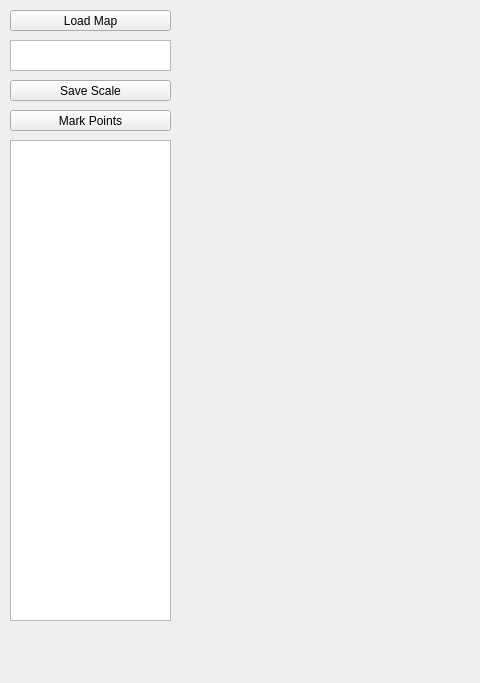
Steve-Mr/MapMarker, file mainwindow.ui: the form before one commit; both pictures show x 0 to 480 and y 0 to 683 of the 1267 by 683 pixel window.
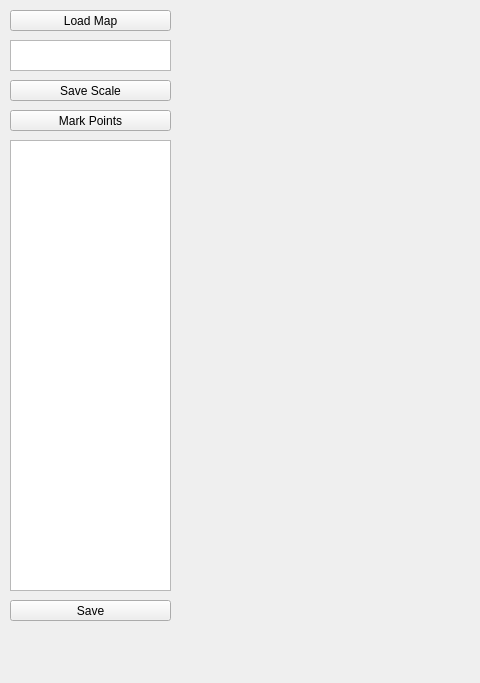
The form after the commit.

Commit message:
功能完善，增加保存坐标到文件功能
完善逻辑

Patch:
```diff
--- a/mainwindow.ui
+++ b/mainwindow.ui
@@ -69,7 +69,7 @@
       <x>10</x>
       <y>140</y>
       <width>161</width>
-      <height>481</height>
+      <height>451</height>
      </rect>
     </property>
    </widget>
@@ -86,6 +86,19 @@
      <string>Mark Points</string>
     </property>
    </widget>
+   <widget class="QPushButton" name="Button_save_points">
+    <property name="geometry">
+     <rect>
+      <x>10</x>
+      <y>600</y>
+      <width>161</width>
+      <height>21</height>
+     </rect>
+    </property>
+    <property name="text">
+     <string>Save</string>
+    </property>
+   </widget>
   </widget>
   <widget class="QMenuBar" name="menubar">
    <property name="geometry">
```
The commit also changes 2 other files.
